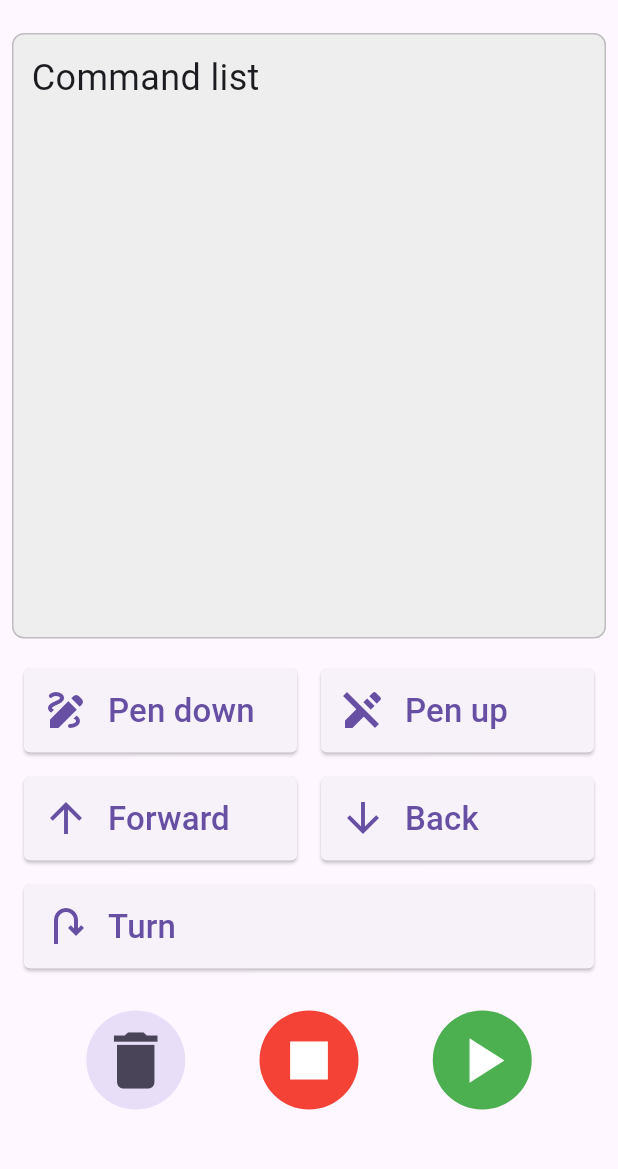
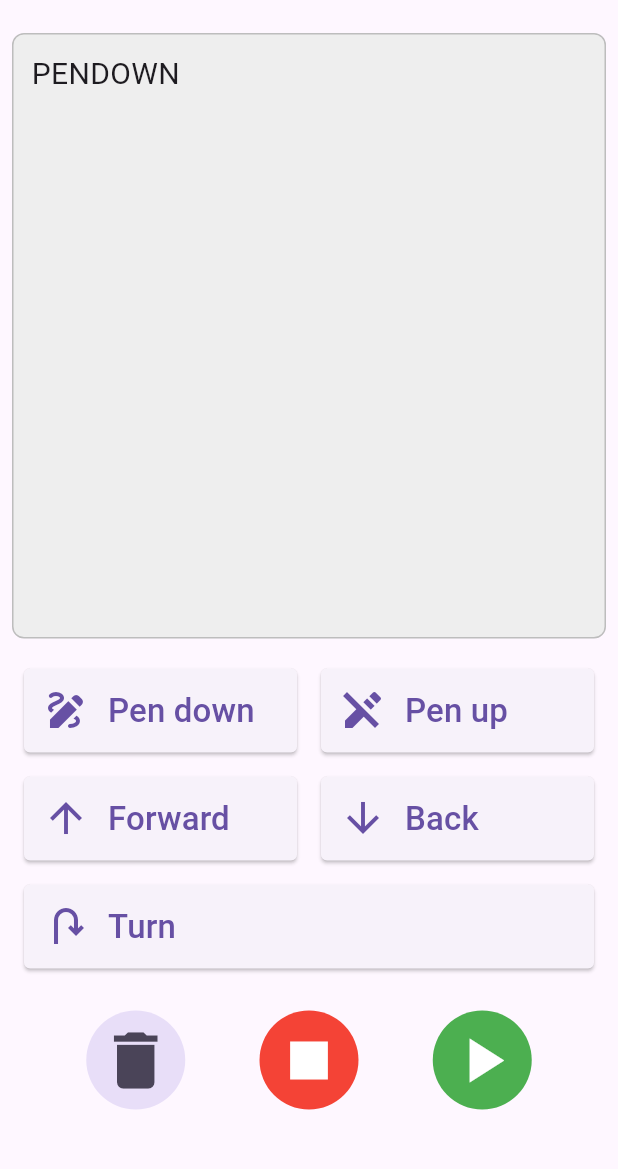
Before and after one commit to narvalotech/flutter-logo, a Flutter app: the screen it shows after launch, after a tap on "Pen down", on a phone screen of 412 x 824 dp, the part 63-1232 px from its top. Run offline on Flutter 3.47's test engine with Material 3 defaults, Android fonts, the phone set to English and light mode, and no system bars.

Commit message:
show commands

```diff
--- a/turtlebot/lib/main.dart
+++ b/turtlebot/lib/main.dart
@@ -155,12 +155,16 @@ class _HomeScreenState extends State<HomeScreen> {
 
   void _addCommand(TurtleCommand command) {
     print('Adding: ${command}');
-    commands.add(command);
+    setState(() {
+        commands.add(command);
+    });
     print('Current list: ${commands}');
   }
 
   void _popCommand() {
-    commands.removeLast();
+    setState(() {
+        commands.removeLast();
+    });
   }
 
   @override
@@ -184,10 +188,15 @@ class _HomeScreenState extends State<HomeScreen> {
                   borderRadius: BorderRadius.circular(8.0),
                   border: Border.all(color: Colors.grey.shade400),
                 ),
-                child: const Text(
-                  'Command list',
-                  style: TextStyle(fontSize: 24.0),
-            ))),
+                child:
+                ListView.builder(
+                  itemCount: commands.length,
+                  itemBuilder: (context, index) {
+                    final cmd = commands[index];
+                    return Text(
+                        cmd.toString(),
+                        style: TextStyle(fontSize: 20.0));
+                    }))),
 
             SizedBox(height: 12),
 
```
